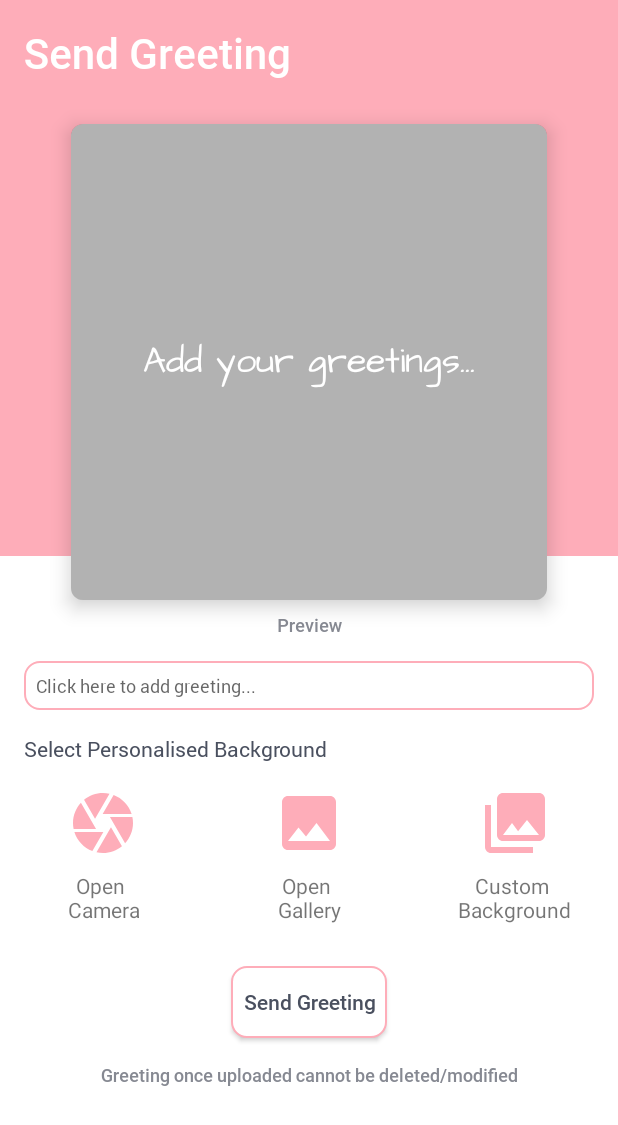
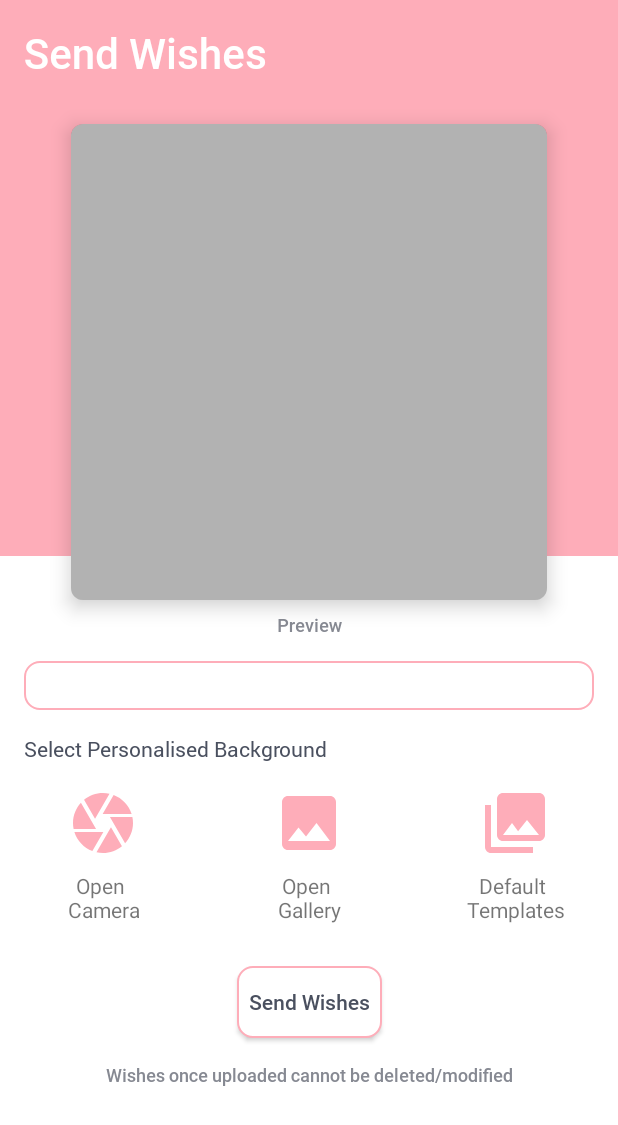
Before and after one commit to amangarg95/celebratly, an Android app: the layout activity_upload_data.xml on its own in the app's theme, with its tools: preview values and no code run, on a phone screen of 412 x 824 dp. Shown: the top 1125 px of the screen. Run offline under Robolectric (Android 15) with nearby library versions, the phone set to English and light mode, and no system bars.

Commit message:
UI modified

```diff
--- a/app/src/main/java/com/kiprosh/optimizeprime/model/OccurrencesResponse.kt
+++ b/app/src/main/java/com/kiprosh/optimizeprime/model/OccurrencesResponse.kt
@@ -1,6 +1,7 @@
 package com.kiprosh.optimizeprime.model
 
 import com.google.gson.annotations.SerializedName
+import java.sql.Timestamp
 
 data class OccurrencesResponse(
     @SerializedName("allow_upload")
@@ -32,5 +33,7 @@ data class OccurrencesResponse(
     @SerializedName("url")
     var url: String,
     @SerializedName("image_url")
-    var imageUrl: String = ""
+    var imageUrl: String = "",
+    @SerializedName("timestamp")
+    var timestamp: Long
 )
--- a/app/src/main/java/com/kiprosh/optimizeprime/view/activity/UploadDataActivity.kt
+++ b/app/src/main/java/com/kiprosh/optimizeprime/view/activity/UploadDataActivity.kt
@@ -36,11 +36,13 @@ class UploadDataActivity : AppCompatActivity(), BottomSheetDialog.onItemClickLis
     private lateinit var apiInterface: APIInterface
     private lateinit var authenticationHelper: AuthenticationHelper
     private var occurrenceId = 0
+    private var nameOfAssociate = ""
     private var userName = ""
 
     override fun onCreate(savedInstanceState: Bundle?) {
         super.onCreate(savedInstanceState)
         occurrenceId = intent.getIntExtra("OCCURRENCE_ID", 0)
+        nameOfAssociate = intent.getStringExtra("ASSOCIATE_NAME").toString()
         userName = intent.getStringExtra("USER_NAME").toString()
         apiInterface = RetrofitClientInstance.getRetrofitInstance().create(APIInterface::class.java)
         authenticationHelper = AuthenticationHelper(applicationContext)
@@ -56,9 +58,10 @@ class UploadDataActivity : AppCompatActivity(), BottomSheetDialog.onItemClickLis
         uploadDataActivityBinding.civCustomBackground.setOnClickListener {
             BottomSheetDialog(this).show(supportFragmentManager, " ModalBottomSheet")
         }
+        uploadDataActivityBinding.tvPreviewText.text = "Text Preview Here"
+        uploadDataActivityBinding.etGreeting.hint = "Click here to add wishes for $nameOfAssociate"
         uploadDataActivityBinding.etGreeting.addTextChangedListener(object : TextWatcher {
             override fun beforeTextChanged(s: CharSequence?, start: Int, count: Int, after: Int) {
-                //Do nothing
             }
 
             override fun onTextChanged(s: CharSequence?, start: Int, before: Int, count: Int) {
--- a/app/src/main/java/com/kiprosh/optimizeprime/view/fragment/UpcomingEventsFragment.kt
+++ b/app/src/main/java/com/kiprosh/optimizeprime/view/fragment/UpcomingEventsFragment.kt
@@ -81,6 +81,8 @@ class UpcomingEventsFragment : Fragment(), UpcomingEventsAdapter.ActionListener
             if (user != null) {
                 userName = user.fullName
             }
+//            intent.putExtra("ASSOCIATE_NAME", occurrencesResponse)
+            intent.putExtra("ASSOCIATE_NAME", "Associate Name")
             intent.putExtra("USER_NAME", userName)
             startActivityForResult(intent, 0)
         } else {
--- /dev/null
+++ b/app/src/main/res/drawable/ic_sign_out.xml
@@ -0,0 +1,5 @@
+<vector android:height="24dp" android:tint="#FFFFFF"
+    android:viewportHeight="24" android:viewportWidth="24"
+    android:width="24dp" xmlns:android="http://schemas.android.com/apk/res/android">
+    <path android:fillColor="@android:color/white" android:pathData="M13,3h-2v10h2L13,3zM17.83,5.17l-1.42,1.42C17.99,7.86 19,9.81 19,12c0,3.87 -3.13,7 -7,7s-7,-3.13 -7,-7c0,-2.19 1.01,-4.14 2.58,-5.42L6.17,5.17C4.23,6.82 3,9.26 3,12c0,4.97 4.03,9 9,9s9,-4.03 9,-9c0,-2.74 -1.23,-5.18 -3.17,-6.83z"/>
+</vector>
--- a/app/src/main/res/layout/activity_upload_data.xml
+++ b/app/src/main/res/layout/activity_upload_data.xml
@@ -24,7 +24,7 @@
             android:background="@color/intro_slide_2"
             android:fontFamily="@font/roboto_medium"
             android:padding="16dp"
-            android:text="Send Greeting"
+            android:text="Send Wishes"
             android:textColor="@color/white"
             android:textSize="28dp"
             app:layout_constraintEnd_toEndOf="parent"
@@ -65,7 +65,6 @@
                     android:gravity="center"
                     android:maxLength="130"
                     android:padding="@dimen/screen_padding_all_side_medium"
-                    android:text="Add your greetings..."
                     android:textColor="@color/white"
                     android:textSize="24dp"
                     app:layout_constraintBottom_toBottomOf="@id/iv_preview"
@@ -173,7 +172,7 @@
                     android:layout_height="wrap_content"
                     android:layout_marginTop="@dimen/screen_margin_top_bottom_low"
                     android:gravity="center"
-                    android:text="Custom \nBackground" />
+                    android:text="Default \nTemplates" />
             </LinearLayout>
         </LinearLayout>
 
@@ -184,7 +183,6 @@
             android:layout_height="wrap_content"
             android:layout_margin="@dimen/screen_margin_start_end_medium"
             android:background="@drawable/bg_round"
-            android:hint="Click here to add greeting..."
             android:maxLength="130"
             android:maxLines="3"
             android:padding="@dimen/screen_margin_start_end_low"
@@ -211,7 +209,7 @@
             android:background="@drawable/bg_round"
             android:fontFamily="@font/roboto_medium"
             android:padding="8dp"
-            android:text="Send Greeting"
+            android:text="Send Wishes"
             android:textAllCaps="false"
             app:layout_constraintEnd_toEndOf="parent"
             app:layout_constraintStart_toStartOf="parent"
@@ -225,7 +223,7 @@
             android:layout_margin="@dimen/screen_margin_start_end_medium"
             android:fontFamily="@font/roboto_medium"
             android:gravity="center"
-            android:text="Greeting once uploaded cannot be deleted/modified"
+            android:text="Wishes once uploaded cannot be deleted/modified"
             app:layout_constraintEnd_toEndOf="parent"
             app:layout_constraintStart_toStartOf="parent"
             app:layout_constraintTop_toBottomOf="@id/btn_upload_greeting" />
--- a/app/src/main/res/layout/fragment_my_profile.xml
+++ b/app/src/main/res/layout/fragment_my_profile.xml
@@ -30,17 +30,15 @@
             app:layout_constraintStart_toStartOf="parent"
             app:layout_constraintTop_toTopOf="parent" />
 
-        <androidx.appcompat.widget.AppCompatTextView
+        <androidx.appcompat.widget.AppCompatImageView
             android:id="@+id/tv_log_out"
-            style="@style/TextViewBodyText"
             android:layout_width="wrap_content"
             android:layout_height="wrap_content"
             android:layout_marginEnd="16dp"
             android:background="@drawable/bg_round_white"
             android:fontFamily="@font/roboto_medium"
             android:padding="5dp"
-            android:text="Log Out"
-            android:textColor="@color/white"
+            android:src="@drawable/ic_sign_out"
             app:layout_constraintBottom_toBottomOf="@+id/tv_my_profile"
             app:layout_constraintEnd_toEndOf="parent"
             app:layout_constraintTop_toTopOf="@+id/tv_my_profile" />
```
Also changed, not shown: app/src/main/java/com/kiprosh/optimizeprime/helper/FeedHelper.kt (+8 -8 lines), app/src/main/java/com/kiprosh/optimizeprime/view/fragment/FeedFragment.kt (+6 -3 lines).
